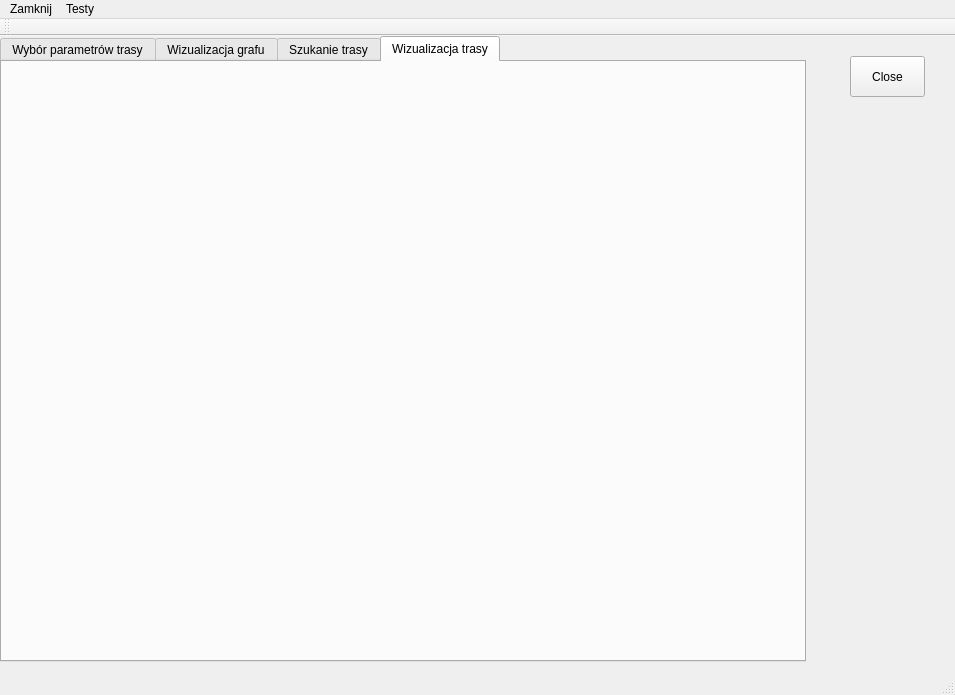
This is mainwindow.ui in jakpor/Trasy_biegaczy as Qt 5 draws it before an edit. The edited form follows.
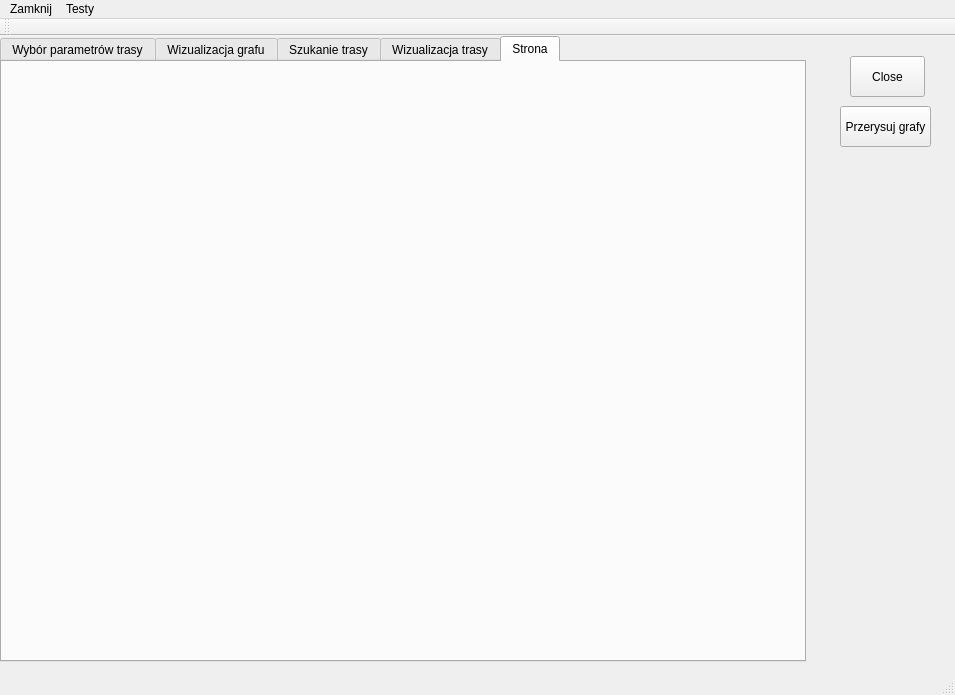
This is the edited form. The open tabs and pages were chosen to show the change. Custom widgets are drawn as their Qt base class.

```diff
--- a/mainwindow.ui
+++ b/mainwindow.ui
@@ -656,6 +656,21 @@
       <layout class="QVBoxLayout" name="pathViewLayout"/>
      </widget>
     </widget>
+    <widget class="QWidget" name="tab_5">
+     <attribute name="title">
+      <string>Strona</string>
+     </attribute>
+     <widget class="QCustomPlot" name="plotWidget" native="true">
+      <property name="geometry">
+       <rect>
+        <x>10</x>
+        <y>10</y>
+        <width>481</width>
+        <height>331</height>
+       </rect>
+      </property>
+     </widget>
+    </widget>
    </widget>
    <widget class="QPushButton" name="closeButton">
     <property name="geometry">
@@ -670,6 +685,19 @@
      <string>Close</string>
     </property>
    </widget>
+   <widget class="QPushButton" name="pushButton">
+    <property name="geometry">
+     <rect>
+      <x>840</x>
+      <y>70</y>
+      <width>91</width>
+      <height>41</height>
+     </rect>
+    </property>
+    <property name="text">
+     <string>Przerysuj grafy</string>
+    </property>
+   </widget>
   </widget>
   <widget class="QMenuBar" name="menuBar">
    <property name="geometry">
@@ -704,6 +732,14 @@
   <widget class="QStatusBar" name="statusBar"/>
  </widget>
  <layoutdefault spacing="6" margin="11"/>
+ <customwidgets>
+  <customwidget>
+   <class>QCustomPlot</class>
+   <extends>QWidget</extends>
+   <header>qcustomplot.h</header>
+   <container>1</container>
+  </customwidget>
+ </customwidgets>
  <tabstops>
   <tabstop>drawFromFileButton</tabstop>
   <tabstop>heightSlider</tabstop>
```
Left out of the diff: 2 changed lines with no effect on the pictures.
